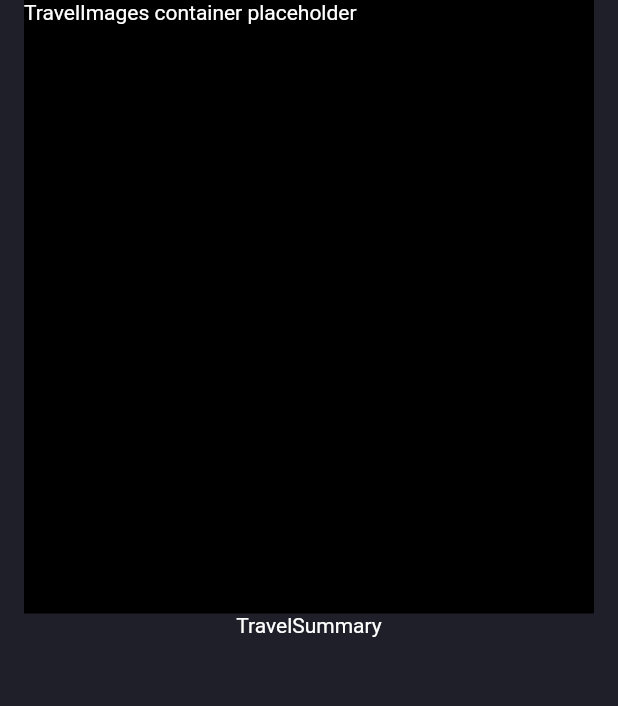
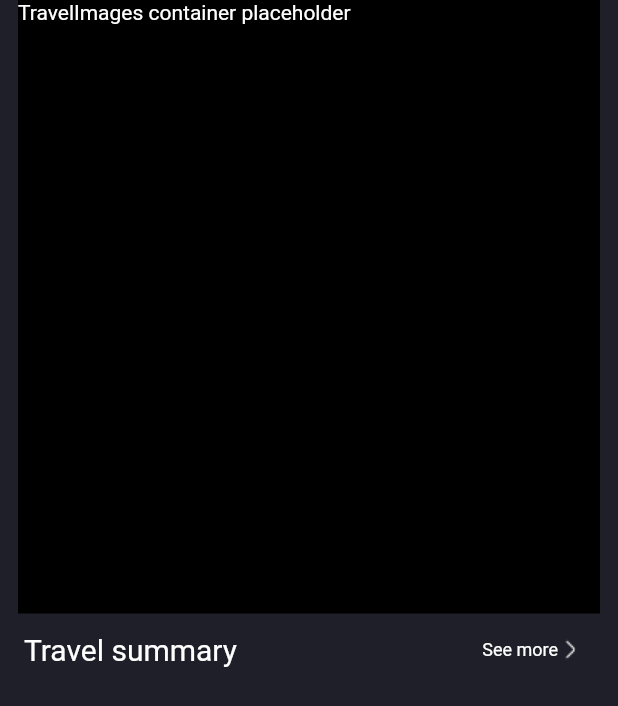
Before and after one commit to berzinsk/ui_tour_booking_app_flutter, a Flutter app: the screen it shows after launch, on a phone screen of 412 x 824 dp. Shown: the top 706 px of the screen. Run offline on Flutter 3.47's test engine with Material 2 defaults, Android fonts, the light colour scheme and no system bars.

Commit message:
Create UI for travel summary section header

```diff
--- a/lib/components/travel_details/travel_summary.dart
+++ b/lib/components/travel_details/travel_summary.dart
@@ -1,10 +1,16 @@
 import 'package:flutter/material.dart';
+
+import './travel_summary_header.dart';
 
 class TravelSummary extends StatelessWidget {
   const TravelSummary({Key? key}) : super(key: key);
 
   @override
   Widget build(BuildContext context) {
-    return const Text('TravelSummary');
+    return Column(
+      children: const [
+        TravelSummaryHeader(),
+      ],
+    );
   }
 }
--- /dev/null
+++ b/lib/components/travel_details/travel_summary_header.dart
@@ -0,0 +1,41 @@
+import 'package:flutter/material.dart';
+
+class TravelSummaryHeader extends StatelessWidget {
+  const TravelSummaryHeader({
+    Key? key,
+  }) : super(key: key);
+
+  @override
+  Widget build(BuildContext context) {
+    return Row(
+      mainAxisAlignment: MainAxisAlignment.spaceBetween,
+      crossAxisAlignment: CrossAxisAlignment.center,
+      children: [
+        const Text(
+          'Travel summary',
+          style: TextStyle(
+            fontSize: 20.0,
+            color: Colors.white,
+          ),
+        ),
+        TextButton(
+          onPressed: () {},
+          child: Row(
+            children: const [
+              Text(
+                'See more',
+                style: TextStyle(
+                    color: Colors.white,
+                    fontSize: 12.0,
+                    fontWeight: FontWeight.normal),
+              ),
+              Image(
+                image: AssetImage('asset/images/arrow-right.png'),
+              )
+            ],
+          ),
+        ),
+      ],
+    );
+  }
+}
--- a/lib/screens/travel_details.dart
+++ b/lib/screens/travel_details.dart
@@ -9,11 +9,14 @@ class TravelDetails extends StatelessWidget {
   @override
   Widget build(BuildContext context) {
     return Container(
-      padding: const EdgeInsets.symmetric(horizontal: 16.0),
+      padding: const EdgeInsets.symmetric(horizontal: 12.0),
       child: Column(
         children: const [
           TravelImages(),
-          TravelSummary(),
+          Padding(
+            padding: EdgeInsets.symmetric(horizontal: 4.0),
+            child: TravelSummary(),
+          ),
         ],
       ),
     );
```
